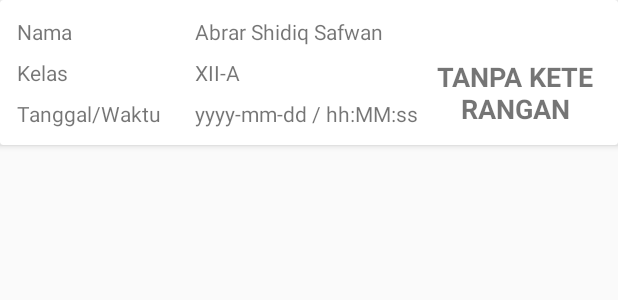
After one commit to Reznoff/iSolution-Rev2, an Android app: the layout adapter_kehadiran.xml on its own in the app's theme, with its tools: preview values and no code run, on a phone screen of 412 x 824 dp. The commit adds this screen. Shown: the top 300 px of the screen. Run offline under Robolectric (Android 15) with nearby library versions, the light colour scheme and no system bars.

Commit message:
Add RecyclerView for Kehadiran

```diff
--- /dev/null
+++ b/app/src/main/res/layout/adapter_kehadiran.xml
@@ -0,0 +1,113 @@
+<?xml version="1.0" encoding="utf-8"?>
+<android.support.v7.widget.CardView xmlns:android="http://schemas.android.com/apk/res/android"
+    xmlns:app="http://schemas.android.com/apk/res-auto"
+    xmlns:tools="http://schemas.android.com/tools"
+    android:layout_width="match_parent"
+    android:layout_height="wrap_content"
+    android:padding="4dp"
+    app:cardElevation="3dp">
+
+
+    <android.support.constraint.ConstraintLayout
+        android:padding="3dp"
+        android:layout_width="match_parent"
+        android:layout_height="match_parent">
+
+        <TextView
+            android:id="@+id/textView3"
+            android:layout_width="0dp"
+            android:layout_height="wrap_content"
+            android:layout_marginEnd="8dp"
+            android:layout_marginStart="8dp"
+            android:layout_marginTop="8dp"
+            android:text="Nama"
+            app:layout_constraintEnd_toStartOf="@+id/guideline2"
+            app:layout_constraintStart_toStartOf="parent"
+            app:layout_constraintTop_toTopOf="parent" />
+
+        <TextView
+            android:id="@+id/textView4"
+            android:layout_width="0dp"
+            android:layout_height="wrap_content"
+            android:layout_marginEnd="8dp"
+            android:layout_marginStart="8dp"
+            android:layout_marginTop="8dp"
+            android:text="Kelas"
+            app:layout_constraintEnd_toStartOf="@+id/guideline2"
+            app:layout_constraintStart_toStartOf="parent"
+            app:layout_constraintTop_toBottomOf="@+id/textView3" />
+
+        <TextView
+            android:id="@+id/textView5"
+            android:layout_width="0dp"
+            android:layout_height="wrap_content"
+            android:layout_marginBottom="8dp"
+            android:layout_marginEnd="8dp"
+            android:layout_marginStart="8dp"
+            android:layout_marginTop="8dp"
+            android:text="Tanggal/Waktu"
+            app:layout_constraintBottom_toBottomOf="parent"
+            app:layout_constraintEnd_toStartOf="@+id/guideline2"
+            app:layout_constraintStart_toStartOf="parent"
+            app:layout_constraintTop_toBottomOf="@+id/textView4" />
+
+        <TextView
+            android:id="@+id/textName"
+            android:layout_width="0dp"
+            android:layout_height="wrap_content"
+            android:layout_marginEnd="8dp"
+            android:layout_marginStart="8dp"
+            android:layout_marginTop="8dp"
+            android:text="Abrar Shidiq Safwan"
+            app:layout_constraintEnd_toEndOf="parent"
+            app:layout_constraintStart_toStartOf="@+id/guideline2"
+            app:layout_constraintTop_toTopOf="parent" />
+
+        <TextView
+            android:id="@+id/textClass"
+            android:layout_width="wrap_content"
+            android:layout_height="wrap_content"
+            android:layout_marginTop="8dp"
+            android:text="XII-A"
+            app:layout_constraintStart_toStartOf="@+id/textName"
+            app:layout_constraintTop_toBottomOf="@+id/textName" />
+
+        <TextView
+            android:id="@+id/textTime"
+            android:layout_width="wrap_content"
+            android:layout_height="wrap_content"
+            android:layout_marginBottom="8dp"
+            android:layout_marginTop="8dp"
+            android:text="yyyy-mm-dd / hh:MM:ss"
+            app:layout_constraintBottom_toBottomOf="parent"
+            app:layout_constraintStart_toStartOf="@+id/textClass"
+            app:layout_constraintTop_toBottomOf="@+id/textClass" />
+
+        <android.support.constraint.Guideline
+            android:id="@+id/guideline2"
+            android:layout_width="wrap_content"
+            android:layout_height="wrap_content"
+            android:orientation="vertical"
+            app:layout_constraintGuide_begin="119dp" />
+
+        <TextView
+            android:id="@+id/textStatus"
+            android:layout_width="0dp"
+            android:layout_height="0dp"
+            android:layout_marginBottom="8dp"
+            android:layout_marginEnd="8dp"
+            android:layout_marginStart="8dp"
+            android:layout_marginTop="8dp"
+            android:text="Tanpa Keterangan"
+            android:textAlignment="center"
+            android:textAllCaps="true"
+            android:textSize="18sp"
+            android:textStyle="bold"
+            android:typeface="normal"
+            app:layout_constraintBottom_toBottomOf="parent"
+            app:layout_constraintEnd_toEndOf="parent"
+            app:layout_constraintStart_toEndOf="@+id/textTime"
+            app:layout_constraintTop_toBottomOf="@+id/textName" />
+
+    </android.support.constraint.ConstraintLayout>
+</android.support.v7.widget.CardView>
--- a/app/src/main/res/values/strings.xml
+++ b/app/src/main/res/values/strings.xml
@@ -43,4 +43,7 @@
     <string name="nav_header_subtitle">android.studio@android.com</string>
     <string name="nav_header_desc">Navigation header</string>
     <string name="action_settings">Settings</string>
+    <string name="riwayat_terakhir">Riwayat Terakhir</string>
+    <string name="hadir">Hadir</string>
+    <string name="status">Status</string>
 </resources>
```
Also changed, not shown: app/build.gradle (+4 -4 lines), app/src/main/java/com/example/kemalmaulana/isolution/Adapter/KehadiranAdapter.kt (added, +43 -0 lines), app/src/main/java/com/example/kemalmaulana/isolution/Fragment/KehadiranFragment.kt (+37 -10 lines), app/src/main/java/com/example/kemalmaulana/isolution/Helper/DummyData.kt (added, +27 -0 lines), app/src/main/res/layout/fragment_kehadiran.xml (+28 -4 lines).
